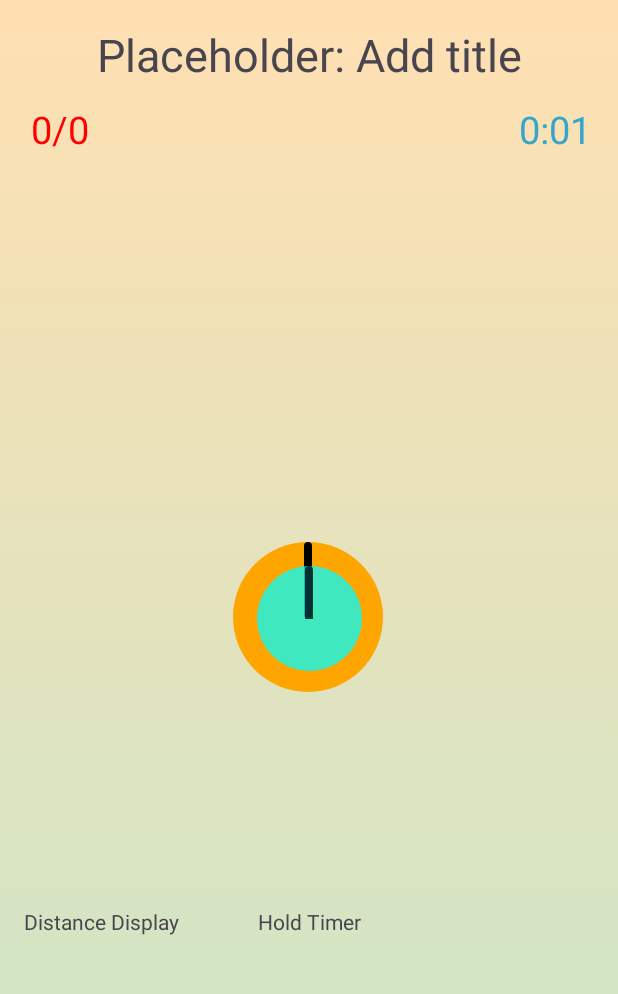
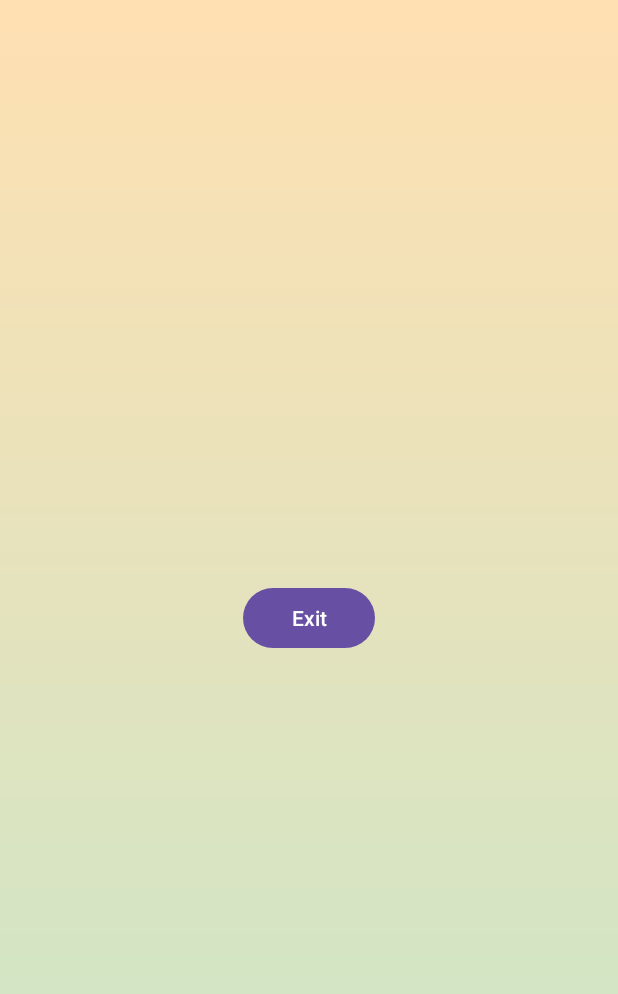
Before and after one commit to degoedek/eTherapyII, an Android app: the TherapyActivity screen opened directly, with no data from a screen before it, after a tap on "STOP", on a phone screen of 412 x 824 dp. Shown: the top 994 px of the screen. Run offline under Robolectric (Android 15) with nearby library versions, the phone set to English and light mode, and no system bars; libraries missing offline, so code that uses them is left out: com.mbientlab.metawear; 11 statements that could not run were skipped; 3 other taps on this screen came first.

Commit message:
Random little changes

```diff
--- a/app/src/main/AndroidManifest.xml
+++ b/app/src/main/AndroidManifest.xml
@@ -27,6 +27,9 @@
         android:supportsRtl="true"
         android:theme="@style/Theme.ETherapyII"
         tools:targetApi="31">
+        <activity
+            android:name=".SummaryPage"
+            android:exported="false" />
         <activity
             android:name=".TherapyActivity"
             android:exported="false" />
--- /dev/null
+++ b/app/src/main/java/com/example/etherapyii/SummaryPage.java
@@ -0,0 +1,31 @@
+package com.example.etherapyii;
+
+import android.os.Bundle;
+import android.widget.Button;
+
+import androidx.activity.EdgeToEdge;
+import androidx.appcompat.app.AppCompatActivity;
+import androidx.core.graphics.Insets;
+import androidx.core.view.ViewCompat;
+import androidx.core.view.WindowInsetsCompat;
+
+public class SummaryPage extends AppCompatActivity {
+
+    @Override
+    protected void onCreate(Bundle savedInstanceState) {
+        super.onCreate(savedInstanceState);
+        EdgeToEdge.enable(this);
+        setContentView(R.layout.activity_summary_page);
+        ViewCompat.setOnApplyWindowInsetsListener(findViewById(R.id.main), (v, insets) -> {
+            Insets systemBars = insets.getInsets(WindowInsetsCompat.Type.systemBars());
+            v.setPadding(systemBars.left, systemBars.top, systemBars.right, systemBars.bottom);
+            return insets;
+        });
+
+        Button exitButton = findViewById(R.id.exitApp);
+
+        exitButton.setOnClickListener(v -> {
+            finishAffinity();
+        });
+    }
+}
--- a/app/src/main/java/com/example/etherapyii/TherapyActivity.java
+++ b/app/src/main/java/com/example/etherapyii/TherapyActivity.java
@@ -30,6 +30,7 @@ import com.mbientlab.metawear.Route;
 import com.mbientlab.metawear.Subscriber;
 import com.mbientlab.metawear.android.BtleService;
 import com.mbientlab.metawear.data.Quaternion;
+import com.mbientlab.metawear.module.Led;
 import com.mbientlab.metawear.module.SensorFusionBosch;
 
 import bolts.Continuation;
@@ -109,6 +110,18 @@ public class TherapyActivity extends AppCompatActivity implements ServiceConnect
         // Button Listeners
         beginButton.setOnClickListener(view -> {
             if (!started) {
+                Led led;
+                if ((led = board.getModule(Led.class)) != null) {
+                    led.editPattern(Led.Color.RED, Led.PatternPreset.SOLID)
+                            .commit();
+                    led.play();
+                }
+
+                if ((led = board2.getModule(Led.class)) != null) {
+                    led.editPattern(Led.Color.BLUE, Led.PatternPreset.SOLID)
+                            .commit();
+                    led.play();
+                }
                 started = true;
                 startCountdown();
             }
@@ -118,8 +131,8 @@ public class TherapyActivity extends AppCompatActivity implements ServiceConnect
             isClockRunning = false;
             therapyActive = false;
 
-            // Adjusting Button Visibility
-            stopButton.setVisibility(View.GONE);
+            Intent navIntent = new Intent(TherapyActivity.this, SummaryPage.class);
+            startActivity(navIntent);
         });
     }
 
@@ -404,6 +417,10 @@ public class TherapyActivity extends AppCompatActivity implements ServiceConnect
 
     public float quaternionDistance(Quaternion q1, Quaternion q2) {
         float dotProduct = q1.w() * q2.w() + q1.x() * q2.x() + q1.y() * q2.y() + q1.z() * q2.z();
+
+        // Preventing a divide by zero error
+        if (dotProduct > .999 && dotProduct < 1.001) return 0;
+
         return (float) (Math.acos(2 * dotProduct * dotProduct - 1) * (180/ 3.14159));
     }
 
--- /dev/null
+++ b/app/src/main/res/layout/activity_summary_page.xml
@@ -0,0 +1,22 @@
+<?xml version="1.0" encoding="utf-8"?>
+<androidx.constraintlayout.widget.ConstraintLayout xmlns:android="http://schemas.android.com/apk/res/android"
+    xmlns:app="http://schemas.android.com/apk/res-auto"
+    xmlns:tools="http://schemas.android.com/tools"
+    android:id="@+id/main"
+    android:layout_width="match_parent"
+    android:layout_height="match_parent"
+    tools:context=".SummaryPage"
+    android:background="@drawable/gradient_background">
+
+    <Button
+        android:id="@+id/exitApp"
+        android:layout_width="wrap_content"
+        android:layout_height="wrap_content"
+        android:text="Exit"
+        app:layout_constraintBottom_toBottomOf="parent"
+        app:layout_constraintEnd_toEndOf="parent"
+        app:layout_constraintStart_toStartOf="parent"
+        app:layout_constraintTop_toTopOf="parent" />
+
+
+</androidx.constraintlayout.widget.ConstraintLayout>
```
Also changed, not shown: app/src/main/java/com/example/etherapyii/ConnectionActivity.java (+35 -8 lines), app/src/main/java/com/example/etherapyii/SensorPlacement.java (+7 -7 lines).
